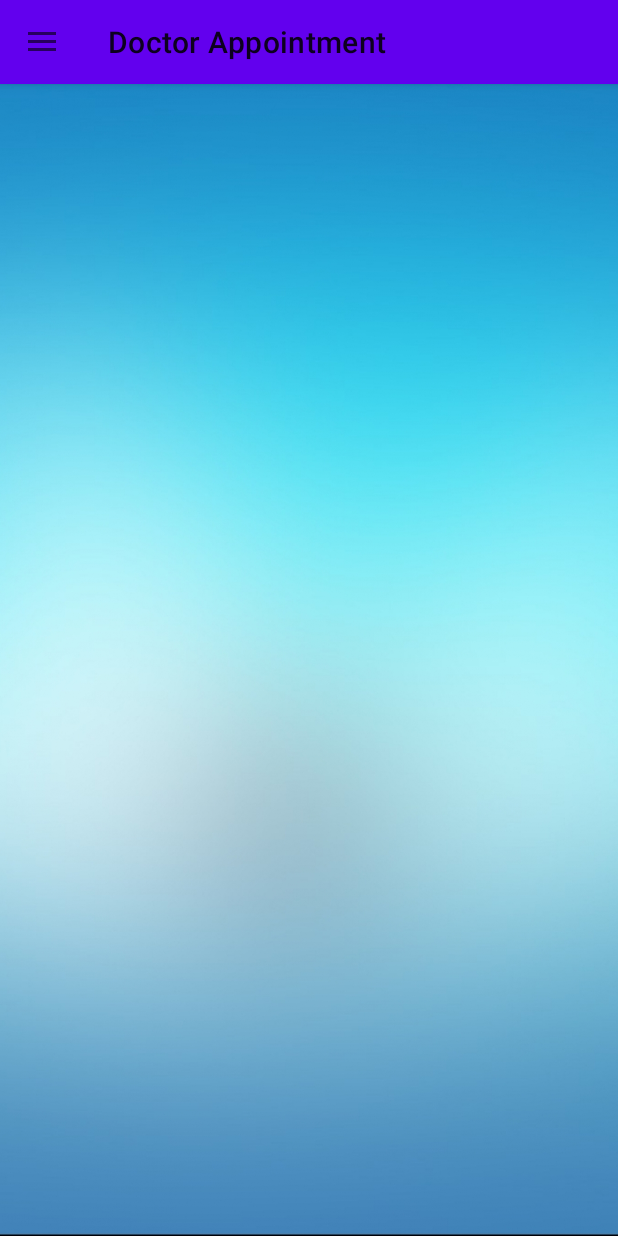
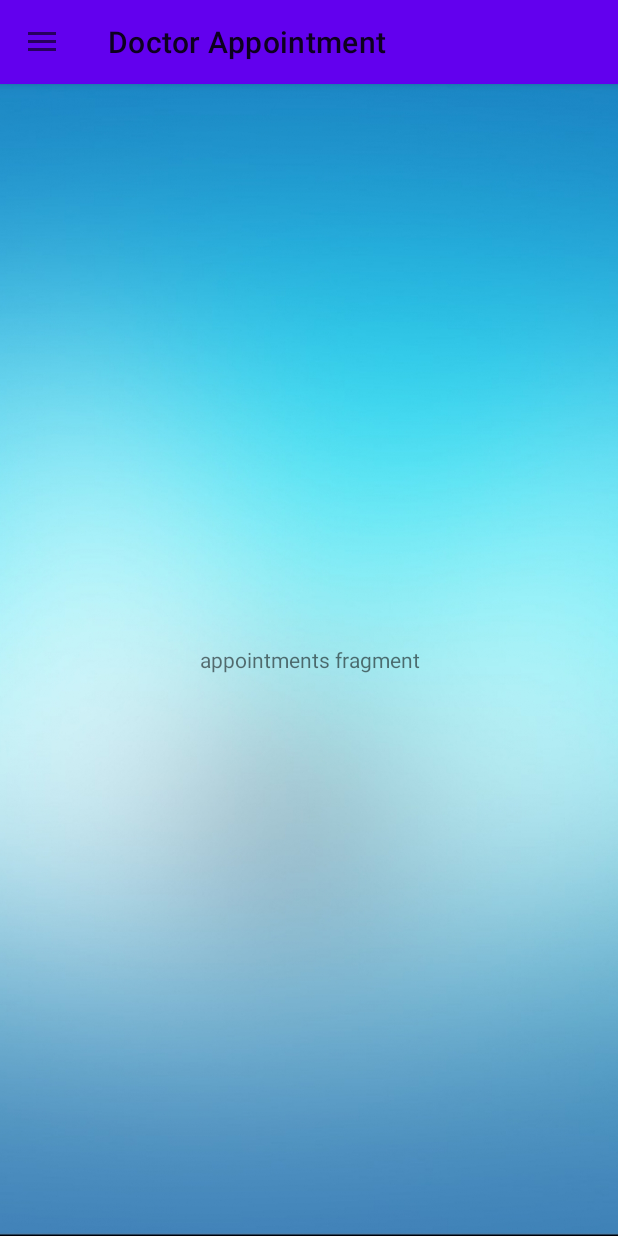
Before and after one commit to utso1707097/HelloDoctor, an Android app: the screen it shows after launch once a user with an empty profile is signed in (ProfileActivity), in the side drawer, after a tap on "Appointments", on a phone screen of 412 x 824 dp. Run offline under Robolectric (Android 15) with nearby library versions, the phone set to English and light mode, and no system bars; our stand-ins replace Firebase (no records; nobody signed in at launch, a user with empty details on screens opened directly).

Commit message:
all fragment setup initiallly

```diff
--- /dev/null
+++ b/app/src/main/java/com/utsobro/hellodoctor/AppointmentsFragment.java
@@ -0,0 +1,30 @@
+package com.utsobro.hellodoctor;
+
+import android.os.Bundle;
+
+import androidx.fragment.app.Fragment;
+
+import android.view.LayoutInflater;
+import android.view.View;
+import android.view.ViewGroup;
+
+/**
+ * A simple {@link Fragment} subclass.
+ * Use the {@link AppointmentsFragment#newInstance} factory method to
+ * create an instance of this fragment.
+ */
+public class AppointmentsFragment extends Fragment {
+
+
+    public AppointmentsFragment() {
+        // Required empty public constructor
+    }
+
+
+    @Override
+    public View onCreateView(LayoutInflater inflater, ViewGroup container,
+                             Bundle savedInstanceState) {
+        // Inflate the layout for this fragment
+        return inflater.inflate(R.layout.fragment_appointments, container, false);
+    }
+}
--- a/app/src/main/java/com/utsobro/hellodoctor/ProfileActivity.java
+++ b/app/src/main/java/com/utsobro/hellodoctor/ProfileActivity.java
@@ -48,31 +48,35 @@ public class ProfileActivity extends AppCompatActivity {
 
         toggle.syncState();
 
+        //default flag
+        loadFragment(new ProfileFragment(),0);
+        //default fragment
+
         navigationView.setNavigationItemSelectedListener(new NavigationView.OnNavigationItemSelectedListener() {
             @Override
             public boolean onNavigationItemSelected(@NonNull MenuItem item) {
                 int id = item.getItemId();
                 if(id == R.id.optProfile){
-                    Toast.makeText(ProfileActivity.this,"Profile",Toast.LENGTH_SHORT).show();
+                    loadFragment(new ProfileFragment(),1);
                 }
                 else if(id == R.id.optAppointments){
-                    Toast.makeText(ProfileActivity.this,"Appointments",Toast.LENGTH_SHORT).show();
+                    loadFragment(new AppointmentsFragment(),1);
                 }
                 else if(id == R.id.optDoctors){
-                    Toast.makeText(ProfileActivity.this,"Doctors",Toast.LENGTH_SHORT).show();
+                    loadFragment(new DoctorsFragment(),1);
                 }
                 else if(id == R.id.optEmergency){
-                    Toast.makeText(ProfileActivity.this,"Emergency",Toast.LENGTH_SHORT).show();
+                    loadFragment(new EmergencyFragment(),1);
                 }
                 else if(id == R.id.optAmbulance){
-                    Toast.makeText(ProfileActivity.this,"Ambulance",Toast.LENGTH_SHORT).show();
+                    loadFragment(new AmbulanceFragment(),1);
                 }
                 else if(id == R.id.optAboutUs){
-                    Toast.makeText(ProfileActivity.this,"AboutUs",Toast.LENGTH_SHORT).show();
+                    loadFragment(new AboutFragment(),1);
                 }
                 else if(id == R.id.optLogOut){
                     //logout fragment implementation
-                    loadFragment(new LogoutFragment());
+                    loadFragment(new LogoutFragment(),1);
                 }
                 drawerLayout.closeDrawer(GravityCompat.START);
 
@@ -96,10 +100,12 @@ public class ProfileActivity extends AppCompatActivity {
             super.onBackPressed();
         }
     }
-    private void loadFragment(Fragment fragment){
+    private void loadFragment(Fragment fragment,int flag){
         FragmentManager fragmentManager = getSupportFragmentManager();
         FragmentTransaction fragmentTransaction = fragmentManager.beginTransaction();
-        fragmentTransaction.add(R.id.container,fragment);
+
+        if(flag == 0) fragmentTransaction.add(R.id.container,fragment);
+        else fragmentTransaction.replace(R.id.container,fragment);
         fragmentTransaction.commit();
 
     }
--- /dev/null
+++ b/app/src/main/java/com/utsobro/hellodoctor/ProfileFragment.java
@@ -0,0 +1,24 @@
+package com.utsobro.hellodoctor;
+
+import android.os.Bundle;
+
+import androidx.fragment.app.Fragment;
+
+import android.view.LayoutInflater;
+import android.view.View;
+import android.view.ViewGroup;
+
+public class ProfileFragment extends Fragment {
+
+
+    public ProfileFragment() {
+        // Required empty public constructor
+    }
+
+    @Override
+    public View onCreateView(LayoutInflater inflater, ViewGroup container,
+                             Bundle savedInstanceState) {
+        // Inflate the layout for this fragment
+        return inflater.inflate(R.layout.fragment_profile, container, false);
+    }
+}
--- /dev/null
+++ b/app/src/main/res/layout/fragment_appointments.xml
@@ -0,0 +1,15 @@
+<?xml version="1.0" encoding="utf-8"?>
+<FrameLayout xmlns:android="http://schemas.android.com/apk/res/android"
+    xmlns:tools="http://schemas.android.com/tools"
+    android:layout_width="match_parent"
+    android:layout_height="match_parent"
+    tools:context=".AppointmentsFragment">
+
+    <!-- TODO: Update blank fragment layout -->
+    <TextView
+        android:layout_width="match_parent"
+        android:layout_height="match_parent"
+        android:text="appointments fragment"
+        android:gravity="center" />
+
+</FrameLayout>
```
Also changed, not shown: app/src/main/java/com/utsobro/hellodoctor/AboutFragment.java (added, +26 -0 lines), app/src/main/java/com/utsobro/hellodoctor/AmbulanceFragment.java (added, +24 -0 lines), app/src/main/java/com/utsobro/hellodoctor/DoctorsFragment.java (added, +23 -0 lines), app/src/main/java/com/utsobro/hellodoctor/EmergencyFragment.java (added, +23 -0 lines), app/src/main/res/layout/fragment_about.xml (added, +15 -0 lines), app/src/main/res/layout/fragment_ambulance.xml (added, +15 -0 lines), app/src/main/res/layout/fragment_doctors.xml (added, +15 -0 lines), app/src/main/res/layout/fragment_emergency.xml (added, +15 -0 lines), app/src/main/res/layout/fragment_profile.xml (added, +15 -0 lines).
